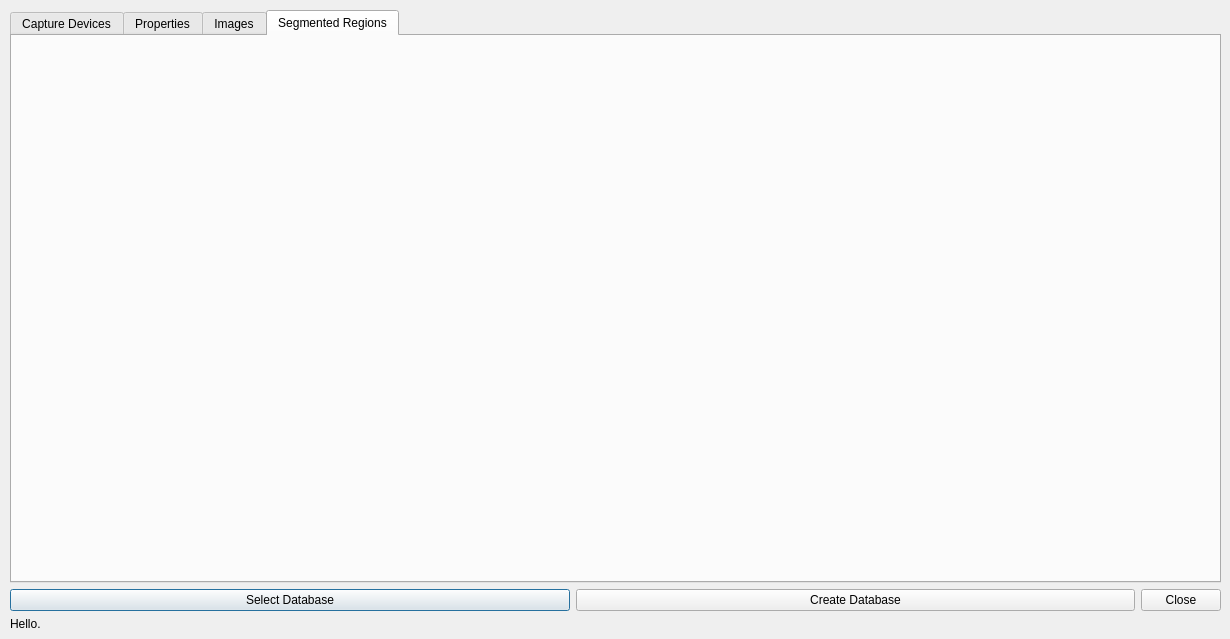
The window that manageTrainingDataForm.ui (asmith9455/imageClassifier) describes before a commit, drawn with Qt 5.
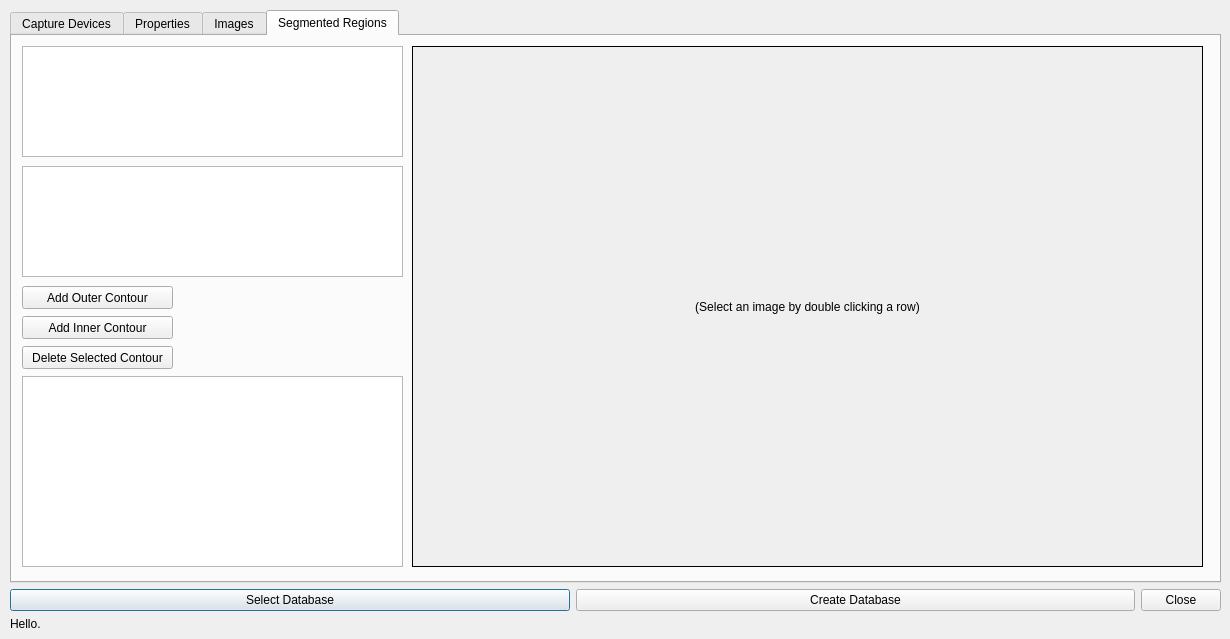
The same window after the commit. The open tabs and pages were chosen to show the change.

Commit message: worked on database manager

```diff
--- a/manageTrainingDataForm.ui
+++ b/manageTrainingDataForm.ui
@@ -378,6 +378,109 @@
        <attribute name="title">
         <string>Segmented Regions</string>
        </attribute>
+       <widget class="QTableView" name="tableView_imagesForSegRegions">
+        <property name="geometry">
+         <rect>
+          <x>10</x>
+          <y>130</y>
+          <width>381</width>
+          <height>111</height>
+         </rect>
+        </property>
+        <property name="editTriggers">
+         <set>QAbstractItemView::NoEditTriggers</set>
+        </property>
+        <property name="alternatingRowColors">
+         <bool>true</bool>
+        </property>
+       </widget>
+       <widget class="QTableView" name="tableView_propertiesForSegRegions">
+        <property name="geometry">
+         <rect>
+          <x>10</x>
+          <y>10</y>
+          <width>381</width>
+          <height>111</height>
+         </rect>
+        </property>
+       </widget>
+       <widget class="QLabel" name="label_picToDrawOn">
+        <property name="geometry">
+         <rect>
+          <x>400</x>
+          <y>10</y>
+          <width>791</width>
+          <height>521</height>
+         </rect>
+        </property>
+        <property name="autoFillBackground">
+         <bool>true</bool>
+        </property>
+        <property name="frameShape">
+         <enum>QFrame::Box</enum>
+        </property>
+        <property name="text">
+         <string>(Select an image by double clicking a row)</string>
+        </property>
+        <property name="alignment">
+         <set>Qt::AlignCenter</set>
+        </property>
+       </widget>
+       <widget class="QTableView" name="tableView_segmentedRegions">
+        <property name="geometry">
+         <rect>
+          <x>10</x>
+          <y>340</y>
+          <width>381</width>
+          <height>191</height>
+         </rect>
+        </property>
+        <property name="editTriggers">
+         <set>QAbstractItemView::NoEditTriggers</set>
+        </property>
+        <property name="alternatingRowColors">
+         <bool>true</bool>
+        </property>
+       </widget>
+       <widget class="QPushButton" name="pushButton">
+        <property name="geometry">
+         <rect>
+          <x>10</x>
+          <y>250</y>
+          <width>151</width>
+          <height>23</height>
+         </rect>
+        </property>
+        <property name="text">
+         <string>Add Outer Contour</string>
+        </property>
+       </widget>
+       <widget class="QPushButton" name="pushButton_2">
+        <property name="geometry">
+         <rect>
+          <x>10</x>
+          <y>280</y>
+          <width>151</width>
+          <height>23</height>
+         </rect>
+        </property>
+        <property name="text">
+         <string>Add Inner Contour</string>
+        </property>
+       </widget>
+       <widget class="QPushButton" name="pushButton_3">
+        <property name="geometry">
+         <rect>
+          <x>10</x>
+          <y>310</y>
+          <width>151</width>
+          <height>23</height>
+         </rect>
+        </property>
+        <property name="text">
+         <string>Delete Selected Contour</string>
+        </property>
+       </widget>
       </widget>
      </widget>
     </item>
```
Left out of the diff: 6 changed lines with no effect on the pictures. The commit also changes 2 other files.
